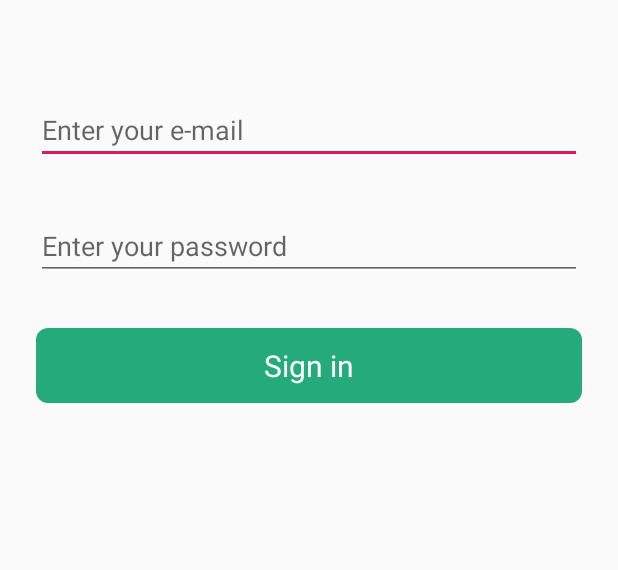
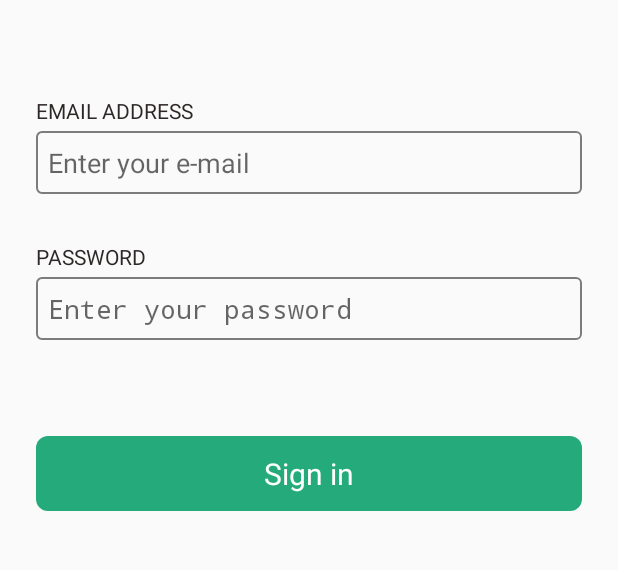
Before and after one commit to JoeRakhimov/SmartExpensesAndroid, an Android app: the layout activity_sign_in.xml on its own in the app's theme, with its tools: preview values and no code run, on a phone screen of 412 x 824 dp, the part 188-758 px from its top. Run offline under Robolectric (Android 15) with nearby library versions, the phone set to English and light mode, and no system bars.

Commit message:
sign in: ui part

```diff
--- a/app/src/main/AndroidManifest.xml
+++ b/app/src/main/AndroidManifest.xml
@@ -15,15 +15,15 @@
             android:label="@string/app_name"
             android:screenOrientation="portrait"
             android:theme="@style/AppTheme.NoActionBar">
+        </activity>
+        <activity
+            android:name=".screen.signin.SignInActivity"
+            android:label="@string/sign_in" >
             <intent-filter>
                 <action android:name="android.intent.action.MAIN" />
-
                 <category android:name="android.intent.category.LAUNCHER" />
             </intent-filter>
         </activity>
-        <activity
-            android:name=".screen.signin.SignInActivity"
-            android:label="@string/sign_in" />
         <activity android:name=".screen.signup.SignUpActivity" />
         <activity android:name=".main.MainActivity" />
     </application>
--- /dev/null
+++ b/app/src/main/java/com/joerakhimov/smartexpenses/view/input/SmartInput.kt
@@ -0,0 +1,59 @@
+package com.joerakhimov.smartexpenses.view.input
+
+import android.content.Context
+import android.text.InputType
+import android.util.AttributeSet
+import android.view.LayoutInflater
+import android.widget.LinearLayout
+import com.joerakhimov.smartexpenses.R
+import kotlinx.android.synthetic.main.smart_input.view.*
+
+class SmartInput(context: Context, attrs: AttributeSet) : LinearLayout(context, attrs) {
+
+    private var mInputLabel: String? = null
+    private var mInputHint: String? = null
+    private var mInputType: Int = InputType.TYPE_CLASS_TEXT
+
+    init {
+
+        getAttributes(context, attrs)
+
+        LayoutInflater.from(context).inflate(R.layout.smart_input, this, true)
+
+        initLabel()
+        initInput()
+
+    }
+
+    private fun getAttributes(context: Context, attrs: AttributeSet) {
+
+        val a = context.obtainStyledAttributes(attrs, R.styleable.SmartInput)
+
+        if (a.hasValue(R.styleable.SmartInput_smartInputLabel)) {
+            mInputLabel = a.getString(R.styleable.SmartInput_smartInputLabel)
+        }
+
+        if (a.hasValue(R.styleable.SmartInput_smartInputHint)) {
+            mInputHint = a.getString(R.styleable.SmartInput_smartInputHint)
+        }
+
+        if (a.hasValue(R.styleable.SmartInput_android_inputType)) {
+            mInputType =
+                a.getInt(R.styleable.SmartInput_android_inputType, InputType.TYPE_CLASS_TEXT)
+        }
+
+        a.recycle()
+
+    }
+
+
+    private fun initLabel() {
+        if (mInputLabel != null) smartInputLabel.text = mInputLabel?.toUpperCase()
+    }
+
+    private fun initInput() {
+        if (mInputHint != null) smartInput.hint = mInputHint
+        smartInput.inputType = mInputType
+    }
+
+}
--- /dev/null
+++ b/app/src/main/res/drawable/smart_input.xml
@@ -0,0 +1,11 @@
+<?xml version="1.0" encoding="utf-8"?>
+<shape xmlns:android="http://schemas.android.com/apk/res/android"
+    android:shape="rectangle">
+
+    <corners android:radius="3dp" />
+
+    <stroke
+        android:width="1dp"
+        android:color="#80000000" />
+
+</shape>
--- a/app/src/main/res/layout/activity_sign_in.xml
+++ b/app/src/main/res/layout/activity_sign_in.xml
@@ -20,21 +20,23 @@
         android:textSize="27sp"
         android:textStyle="bold" />
 
-    <EditText
+    <com.joerakhimov.smartexpenses.view.input.SmartInput
         android:id="@+id/inputEmail"
         android:layout_width="match_parent"
         android:layout_height="wrap_content"
         android:layout_marginBottom="32dp"
-        android:hint="@string/enter_your_e_mail"
-        android:inputType="textEmailAddress" />
+        app:smartInputHint="@string/enter_your_e_mail"
+        android:inputType="textEmailAddress"
+        app:smartInputLabel="@string/email_address" />
 
-    <EditText
+    <com.joerakhimov.smartexpenses.view.input.SmartInput
         android:id="@+id/inputPassword"
         android:layout_width="match_parent"
         android:layout_height="wrap_content"
-        android:layout_marginBottom="32dp"
-        android:hint="@string/enter_your_password"
-        android:inputType="textPassword" />
+        android:layout_marginBottom="64dp"
+        app:smartInputHint="@string/enter_your_password"
+        android:inputType="textPassword"
+        app:smartInputLabel="@string/password" />
 
     <com.joerakhimov.smartexpenses.view.button.SmartButton
         android:id="@+id/button_sign_in"
--- /dev/null
+++ b/app/src/main/res/layout/smart_input.xml
@@ -0,0 +1,24 @@
+<?xml version="1.0" encoding="utf-8"?>
+<LinearLayout xmlns:android="http://schemas.android.com/apk/res/android"
+    android:orientation="vertical"
+    android:layout_width="match_parent"
+    android:layout_height="match_parent">
+
+    <TextView
+        android:id="@+id/smartInputLabel"
+        android:layout_width="match_parent"
+        android:layout_height="wrap_content"
+        android:textSize="14sp"
+        android:textColor="#2e2727"
+        android:textStyle="normal"
+        android:layout_marginBottom="4dp"/>
+
+    <EditText
+        android:id="@+id/smartInput"
+        android:layout_width="match_parent"
+        android:layout_height="42dp"
+        android:paddingLeft="8dp"
+        android:paddingRight="8dp"
+        android:background="@drawable/smart_input"/>
+
+</LinearLayout>
--- a/app/src/main/res/values/attrs.xml
+++ b/app/src/main/res/values/attrs.xml
@@ -8,4 +8,10 @@
         <attr name="smartButtonText" format="string"/>
     </declare-styleable>
 
+    <declare-styleable name="SmartInput">
+        <attr name="smartInputLabel" format="string"/>
+        <attr name="smartInputHint" format="string"/>
+        <attr name="android:inputType" />
+    </declare-styleable>
+
 </resources>
--- a/app/src/main/res/values/colors.xml
+++ b/app/src/main/res/values/colors.xml
@@ -2,7 +2,7 @@
 <resources>
     <color name="colorPrimary">#008577</color>
     <color name="colorPrimaryDark">#00574B</color>
-    <color name="colorAccent">#D81B60</color>
+    <color name="colorAccent">#008577</color>
     <color name="indicatorSelected">#2e2727</color>
     <color name="indicatorUnselected">#d8d8d8</color>
 </resources>
--- a/app/src/main/res/values/strings.xml
+++ b/app/src/main/res/values/strings.xml
@@ -5,8 +5,6 @@
     <string name="title_notifications">Notifications</string>
     <string name="follow_expenses">Follow expenses</string>
     <string name="from_anywhere">from anywhere</string>
-
-    <!-- TODO: Remove or change this placeholder text -->
     <string name="hello_blank_fragment">Hello blank fragment</string>
     <string name="sign_in">Sign in</string>
     <string name="dont_have_an_account">Don’t have an account?</string>
@@ -18,4 +16,6 @@
     <string name="sign_in_to_smart_expenses">Sign in to Smart Expenses</string>
     <string name="enter_your_password">Enter your password</string>
     <string name="enter_your_e_mail">Enter your e-mail</string>
+    <string name="email_address">Email address</string>
+    <string name="password">Password</string>
 </resources>
```
